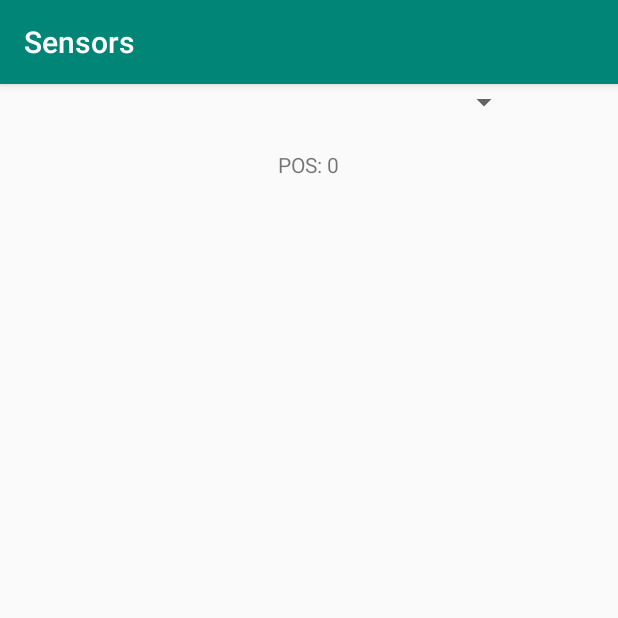
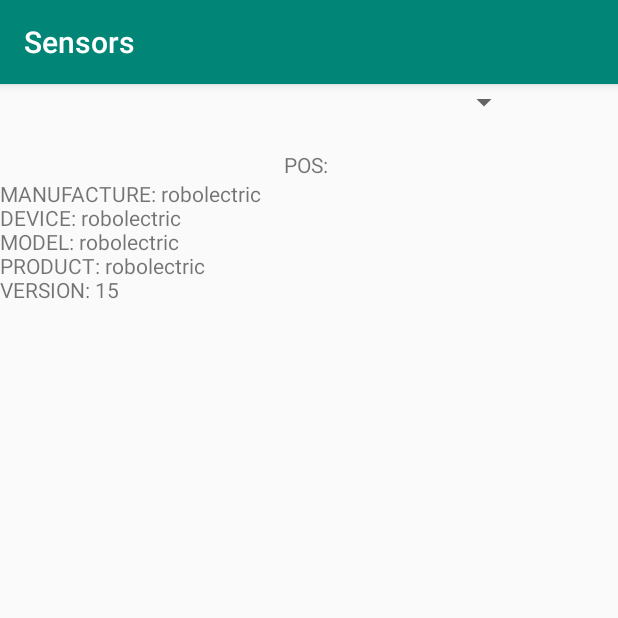
Before and after one commit to MattJNuval/AndroidSensors, an Android app: the screen it shows after launch (MainActivity), on a phone screen of 412 x 824 dp, the top half of it. Run offline under Robolectric (Android 15) with nearby library versions, the phone set to English and light mode, and no system bars.

Commit message:
Merge dev/Intent-V1

```diff
--- a/Sensors/app/src/main/java/com/example/sensors/MainActivity.java
+++ b/Sensors/app/src/main/java/com/example/sensors/MainActivity.java
@@ -1,8 +1,11 @@
 package com.example.sensors;
 
+import android.content.Context;
 import android.hardware.Sensor;
 import android.hardware.SensorEvent;
 import android.hardware.SensorEventListener;
+import android.hardware.SensorManager;
+import android.os.Build;
 import android.support.v7.app.AppCompatActivity;
 import android.os.Bundle;
 import android.view.View;
@@ -11,9 +14,19 @@ import android.widget.ArrayAdapter;
 import android.widget.Spinner;
 import android.widget.TextView;
 
+import java.lang.reflect.Method;
+import java.util.ArrayList;
+import java.util.List;
+
 public class MainActivity extends AppCompatActivity implements AdapterView.OnItemSelectedListener, SensorEventListener {
 
     TextView textView;
+    private SensorManager sensorManager;
+    Context ctx;
+    TextView content;
+    //Button share;
+    String ver;
+    String output = "";
 
     @Override
     protected void onCreate(Bundle savedInstanceState) {
@@ -30,12 +43,72 @@ public class MainActivity extends AppCompatActivity implements AdapterView.OnIte
         spinner.setAdapter(adapter);
         spinner.setOnItemSelectedListener(this);
 
+
+
+
+        ctx     = getApplicationContext();
+        content = (TextView) findViewById(R.id.content);
+        //share   = (Button) findViewById(R.id.share);
+        ver     = new Build.VERSION().RELEASE;
+
+        SensorManager sm          = (SensorManager)ctx.getSystemService(SENSOR_SERVICE);
+        List<Sensor> sensorsList = (List) sm.getSensorList(Sensor.TYPE_ALL);
+        ArrayList<Sensor> sensors = new ArrayList(sensorsList);
+
+        // for API < 9
+        Method check;
+        boolean hasMinDelay = false;
+
+        try {
+            check = Sensor.class.getMethod(
+                        "getMinDelay", new Class[] { String.class } );
+            hasMinDelay = true;
+        } catch (NoSuchMethodException nsme) {
+            // API < 9, no getMinDelay method available
+        }
+
+        output = new String("MANUFACTURE: "+android.os.Build.MANUFACTURER + "\n" +
+                "DEVICE: "+ android.os.Build.DEVICE       + "\n" +
+                "MODEL: "+ android.os.Build.MODEL        + "\n" +
+                "PRODUCT: "+android.os.Build.PRODUCT      + "\n" +
+                "VERSION: "+ver+"\n");
+        if(hasMinDelay == true) {
+            for(Sensor s: sensors){
+                output +=
+                            "\nName: "       + s.getName()         +
+                                    "\nMax range: "  + s.getMaximumRange() +
+                                    "\nMin delay: "  + s.getMinDelay()     +
+                                    "\nPower: " 	 + s.getPower()        +
+                                    "\nResolution: " + s.getResolution()   +
+                                    "\nVendor: "     + s.getVendor()       +
+                                    "\nVersion: "    + s.getVersion()      +
+                                    "\n\n";
+                }
+            } else {
+            for(Sensor s: sensors){
+                output +=
+                        "\nName: "       + s.getName()         +
+                                "\nMax range: "  + s.getMaximumRange() +
+                                // no minDelay
+                                "\nPower: " 	 + s.getPower()        +
+                                "\nResolution: " + s.getResolution()   +
+                                "\nVendor: "     + s.getVendor()       +
+                                "\nVersion: "    + s.getVersion()      +
+                                "\n\n";
+            }
+        }
+        content.setText(output);
     }
 
     @Override
     public void onItemSelected(AdapterView<?> parent, View view, int position, long id) {
 
-        textView.setText("POS: " + position);
+        if(position==1) {
+            content.setText(" ");
+        }
+        else {
+            content.setText(output);
+        }
 
 
     }
--- a/Sensors/app/src/main/res/layout/activity_main.xml
+++ b/Sensors/app/src/main/res/layout/activity_main.xml
@@ -21,4 +21,16 @@
         android:layout_marginTop="20dp"
         android:text="POS: "/>
 
+    <ScrollView
+        android:id="@+id/ScrollView01"
+        android:layout_width="fill_parent"
+        android:layout_height="wrap_content">
+        <TextView
+            android:layout_width="fill_parent"
+            android:layout_height="wrap_content"
+            android:text=""
+            android:id="@+id/content"
+            />
+    </ScrollView>
+
 </LinearLayout>
```
